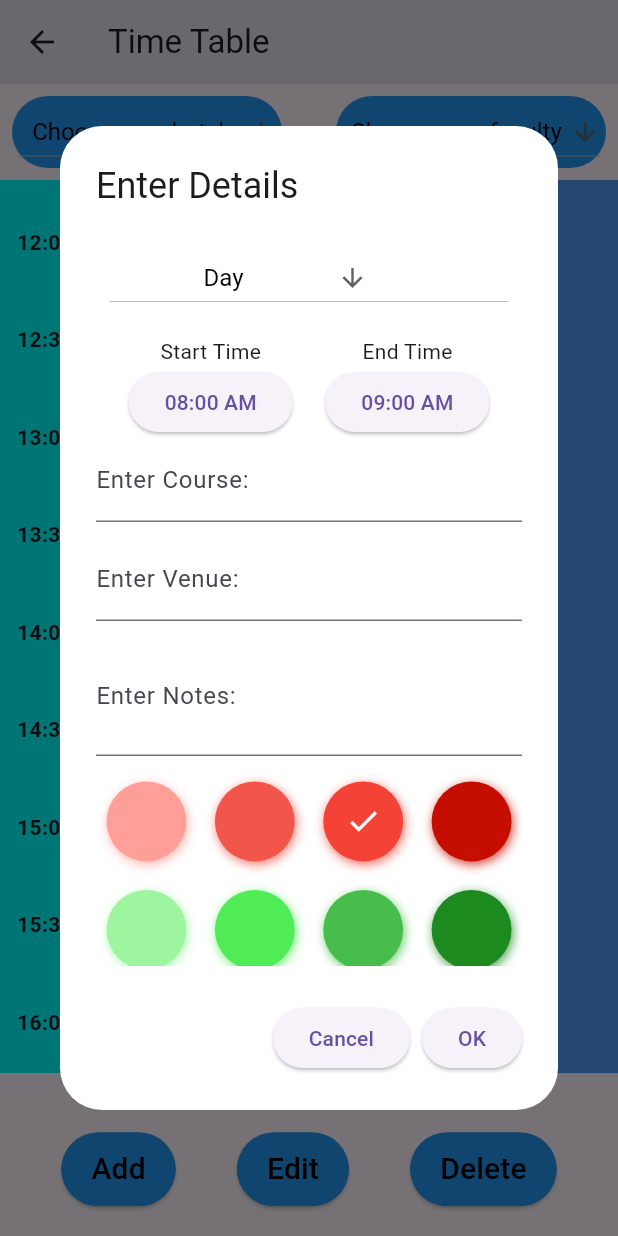
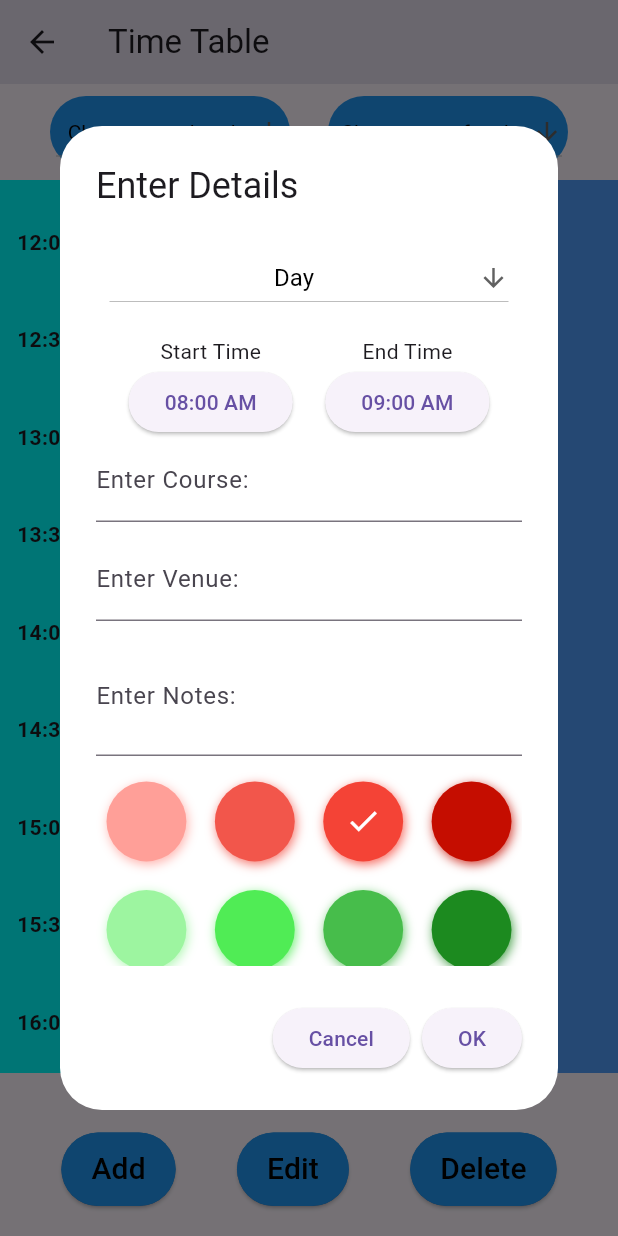
Before and after one commit to mujtabafromthedarkside/Time-Table-App, a Flutter app: the TimeTablePage screen opened directly, scrolled down 576 dp, after a tap on "Add", on a phone screen of 412 x 824 dp. Run offline on Flutter 3.47's test engine with Material 3 defaults, Android fonts, the phone set to English and light mode, and no system bars; drawn by our look-alikes of flutter_colorpicker.

Commit message:
fixed dropdown buttons overflowing
fixed by:
- isExpanded = true
- centering the text and widget inside button container instead of using sizedbox
- mainAxisAlignment.spaceEvenly

```diff
--- a/lib/screens/TimeTablePageNew.dart
+++ b/lib/screens/TimeTablePageNew.dart
@@ -312,7 +312,7 @@ class _TimeTablePageState extends State<TimeTablePage> {
     String hours = (time ~/ 60).toString();
     String minutes = (time % 60).toString();
 
-    return "$hours:${minutes.length == 1 ? "0$minutes": minutes}";
+    return "$hours:${minutes.length == 1 ? "0$minutes" : minutes}";
   }
 
   Future<void> showViewDialog(BuildContext context, int containerNumber) async {
@@ -322,7 +322,9 @@ class _TimeTablePageState extends State<TimeTablePage> {
           return AlertDialog(
               backgroundColor: ContainersToPrint[containerNumber].color,
               title: Text(
-                ContainersToPrint[containerNumber].course + " - " + ["Monday", "Tuesday", "Wednesday", "Thursday", "Friday"][ContainersToPrint[containerNumber].dayNumber],
+                ContainersToPrint[containerNumber].course +
+                    " - " +
+                    ["Monday", "Tuesday", "Wednesday", "Thursday", "Friday"][ContainersToPrint[containerNumber].dayNumber],
                 style: TextStyle(
                   fontWeight: FontWeight.bold,
                   // fontSize: 20,
@@ -360,9 +362,8 @@ class _TimeTablePageState extends State<TimeTablePage> {
                     ),
                     Text("Venue", style: TextStyle(fontWeight: FontWeight.bold, fontSize: 18)),
                     Text(ContainersToPrint[containerNumber].venue, style: TextStyle(fontWeight: FontWeight.normal, fontSize: 18)),
-                    if(ContainersToPrint[containerNumber].notes != "")
-                      Text("Notes", style: TextStyle(fontWeight: FontWeight.bold, fontSize: 18)),
-                    if(ContainersToPrint[containerNumber].notes != "")
+                    if (ContainersToPrint[containerNumber].notes != "") Text("Notes", style: TextStyle(fontWeight: FontWeight.bold, fontSize: 18)),
+                    if (ContainersToPrint[containerNumber].notes != "")
                       Text(ContainersToPrint[containerNumber].notes, style: TextStyle(fontWeight: FontWeight.normal, fontSize: 16)),
                   ]))));
         });
@@ -410,20 +411,19 @@ class _TimeTablePageState extends State<TimeTablePage> {
                   Padding(
                     padding: const EdgeInsets.fromLTRB(5, 5, 5, 15),
                     child: Container(
-                      constraints: BoxConstraints(
-                        maxWidth: 180,
-                      ),
-                      width: 180,
+                      width: 150,
                       decoration: BoxDecoration(
                         color: Colors.white, // Set the background color
                         borderRadius: BorderRadius.circular(30), // Optional: Set border radius
                       ),
+                      child: Center(
                         child: Padding(
                           padding: const EdgeInsets.symmetric(horizontal: 4.0),
                           child: DropdownButton<String>(
+                            isExpanded: true,
                             selectedItemBuilder: (BuildContext context) {
                               return <String>['Day', 'Mon', 'Tue', 'Wed', 'Thu', 'Fri'].map((String value) {
-                              return SizedBox(width: 152, child: Center(child: Text(value, style: TextStyle(color: Colors.black))));
+                                return Center(child: Text(value, style: TextStyle(color: Colors.black)));
                               }).toList();
                             },
                             items: <String>['Day', 'Mon', 'Tue', 'Wed', 'Thu', 'Fri'].map((String value) {
@@ -451,6 +451,7 @@ class _TimeTablePageState extends State<TimeTablePage> {
                               fontFamily: 'Roboto',
                             ),
                             dropdownColor: Colors.white,
+                          ),
                         ),
                       ),
                     ),
@@ -678,29 +679,24 @@ class _TimeTablePageState extends State<TimeTablePage> {
             Padding(
               padding: const EdgeInsets.all(8.0),
               child: Row(
-                mainAxisAlignment: MainAxisAlignment.spaceBetween,
+                mainAxisAlignment: MainAxisAlignment.spaceEvenly,
                 children: [
+                  // Batch Dropdown
                   Container(
-                    constraints: BoxConstraints(
-                      maxWidth: 180,
-                    ),
-                    width: 180,
+                    width: 160,
                     decoration: BoxDecoration(
                       color: Colors.blue, // Set the background color
                       borderRadius: BorderRadius.circular(30), // Optional: Set border radius
                     ),
+                    child: Center(
                       child: Padding(
                         padding: const EdgeInsets.symmetric(horizontal: 4.0),
                         child: DropdownButton<String>(
+                          isExpanded: true,
                           selectedItemBuilder: (BuildContext context) {
                             return <String>['Choose your batch', '33', '32', '31', '30', '29'].map((String value) {
-                            // return Center(
-                            //   child: Text(
-                            //     value,
-                            //     // textAlign: TextAlign.center,
-                            //   )
-                            // );
-                            return SizedBox(width: 152, child: Center(child: Text(value, style: TextStyle(color: Colors.black))));
+                              // return SizedBox(width: 152, child: Center(child: Text(value, style: TextStyle(color: Colors.black))));
+                              return Center(child: Text(value, style: TextStyle(color: Colors.black, fontSize: 14)));
                             }).toList();
                           },
                           items: <String>['Choose your batch', '33', '32', '31', '30', '29'].map((String value) {
@@ -739,21 +735,23 @@ class _TimeTablePageState extends State<TimeTablePage> {
                         ),
                       ),
                     ),
+                  ),
+
+                  // Faculty Dropdown
                   Container(
-                    constraints: BoxConstraints(
-                      maxWidth: 180,
-                    ),
-                    width: 180,
+                    width: 160,
                     decoration: BoxDecoration(
                       color: Colors.blue, // Set the background color
                       borderRadius: BorderRadius.circular(30), // Optional: Set border radius
                     ),
+                    child: Center(
                       child: Padding(
                         padding: const EdgeInsets.symmetric(horizontal: 4.0),
                         child: DropdownButton<String>(
+                          isExpanded: true,
                           selectedItemBuilder: (BuildContext context) {
                             return <String>['Choose your faculty', 'AI', 'CS', 'ME'].map((String value) {
-                            return SizedBox(width: 152, child: Center(child: Text(value, style: TextStyle(color: Colors.black))));
+                              return Center(child: Text(value, style: TextStyle(color: Colors.black, fontSize: 14)));
                             }).toList();
                           },
                           items: <String>['Choose your faculty', 'AI', 'CS', 'ME'].map((String value) {
@@ -782,9 +780,12 @@ class _TimeTablePageState extends State<TimeTablePage> {
                         ),
                       ),
                     ),
+                  ),
                 ],
               ),
             ),
+
+            // Timetable
             Expanded(
                 child: SingleChildScrollView(
                     scrollDirection: Axis.vertical,
@@ -1079,7 +1080,6 @@ class _TimeTablePageState extends State<TimeTablePage> {
       //     builder: (context) => Home(),
       //   ),
       // );
-
     } catch (e) {
       // Handle any errors that occur during the API requests.
       print('Error: $e');
```
Lines whose indentation alone changed are shown as unchanged.
